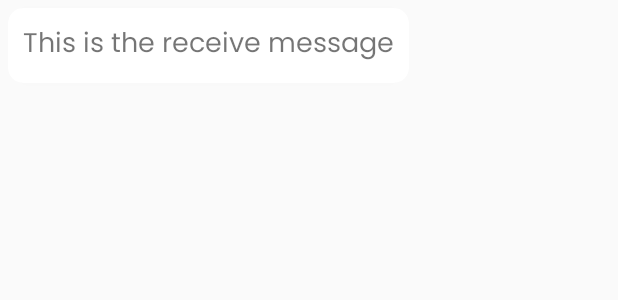
After one commit to rajat-gith/ChatApp, an Android app: the layout receive.xml on its own in the app's theme, with its tools: preview values and no code run, on a phone screen of 412 x 824 dp. The commit adds this screen. Shown: the top 300 px of the screen. Run offline under Robolectric (Android 15) with nearby library versions, the phone set to English and light mode, and no system bars.

Commit message:
Chat Feature Added

```diff
--- a/app/src/main/java/com/example/chatapplication/Login.kt
+++ b/app/src/main/java/com/example/chatapplication/Login.kt
@@ -22,6 +22,7 @@ class Login : AppCompatActivity() {
         val SignupBtn=findViewById<Button>(R.id.SignUp)
         val LoginBtn=findViewById<Button>(R.id.Login)
 
+        supportActionBar?.hide()
         mAuth= FirebaseAuth.getInstance()
 
         SignupBtn.setOnClickListener {
--- a/app/src/main/java/com/example/chatapplication/SignUp.kt
+++ b/app/src/main/java/com/example/chatapplication/SignUp.kt
@@ -16,6 +16,8 @@ class SignUp : AppCompatActivity() {
     override fun onCreate(savedInstanceState: Bundle?) {
         super.onCreate(savedInstanceState)
         setContentView(R.layout.activity_sign_up)
+
+        supportActionBar?.hide()
 
         mAuth=FirebaseAuth.getInstance()
 
--- /dev/null
+++ b/app/src/main/res/layout/receive.xml
@@ -0,0 +1,24 @@
+<?xml version="1.0" encoding="utf-8"?>
+<RelativeLayout xmlns:android="http://schemas.android.com/apk/res/android"
+    android:layout_width="match_parent"
+    android:layout_height="wrap_content"
+    xmlns:app="http://schemas.android.com/apk/res-auto">
+
+    <androidx.cardview.widget.CardView
+        android:layout_width="wrap_content"
+        android:layout_height="wrap_content"
+        app:cardCornerRadius="10dp"
+        android:layout_margin="5dp"
+        android:elevation="5dp"
+        android:padding="5dp">
+        <TextView
+            android:id="@+id/receive_message"
+            android:layout_margin="10dp"
+            android:layout_width="wrap_content"
+            android:layout_height="wrap_content"
+            android:text="This is the receive message"
+            android:fontFamily="@font/poppins"
+            android:textSize="18sp"/>
+    </androidx.cardview.widget.CardView>
+
+</RelativeLayout>
--- a/app/src/main/res/values/themes.xml
+++ b/app/src/main/res/values/themes.xml
@@ -1,8 +1,8 @@
 <resources xmlns:tools="http://schemas.android.com/tools">
     <!-- Base application theme. -->
-    <style name="Theme.ChatApplication" parent="Theme.AppCompat.NoActionBar">
+    <style name="Theme.ChatApplication" parent="Theme.AppCompat.Light.DarkActionBar">
         <!-- Primary brand color. -->
-        <item name="colorPrimary">@color/purple_500</item>
+        <item name="colorPrimary">@color/color1</item>
         <item name="colorPrimaryVariant">@color/purple_700</item>
         <item name="colorOnPrimary">@color/white</item>
         <!-- Secondary brand color. -->
```
Also changed, not shown: app/src/main/AndroidManifest.xml (+8 -5 lines), app/src/main/java/com/example/chatapplication/ChatActivity.kt (added, +78 -0 lines), app/src/main/java/com/example/chatapplication/MainActivity.kt (+4 -5 lines), app/src/main/java/com/example/chatapplication/Message.kt (added, +13 -0 lines), app/src/main/java/com/example/chatapplication/Message_adapter.kt (added, +61 -0 lines), app/src/main/java/com/example/chatapplication/UserAdapter.kt (+13 -7 lines), app/src/main/res/drawable/ic_send.xml (added, +9 -0 lines), app/src/main/res/layout/activity_chat.xml (added, +44 -0 lines), app/src/main/res/layout/sent.xml (added, +27 -0 lines).
